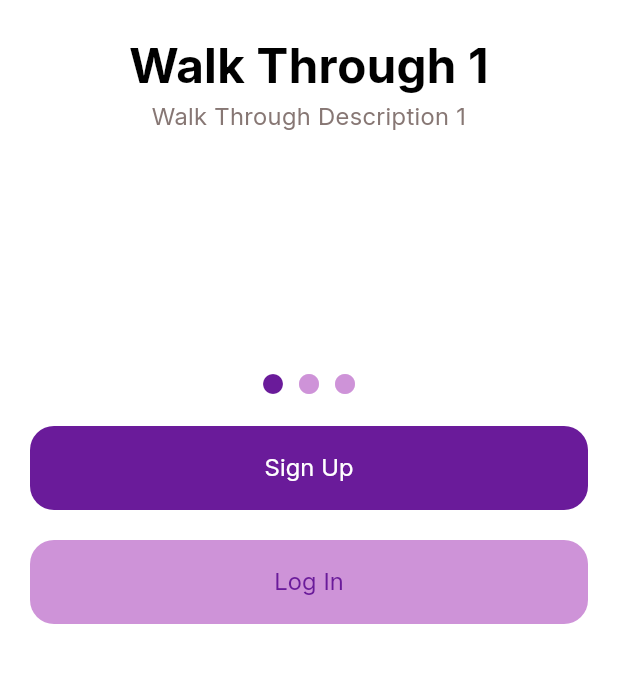
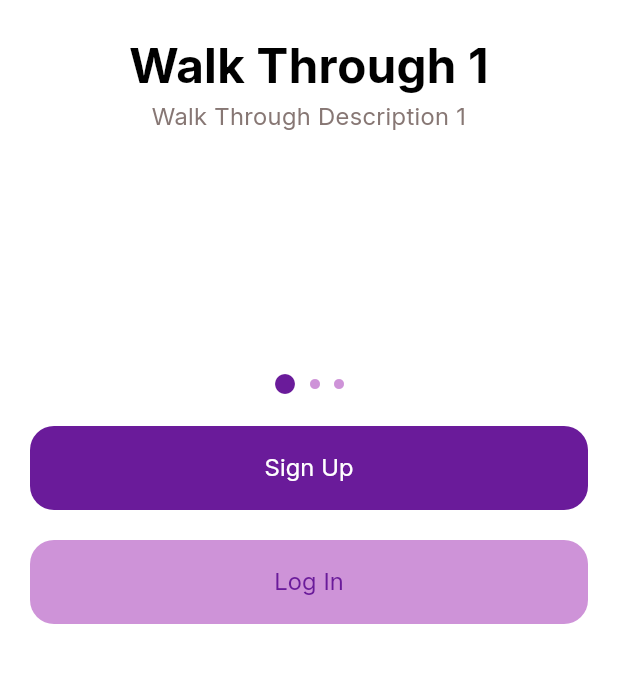
Before and after one commit to Alfas1511/flutter-laravel-frontend, a Flutter app: the screen it shows after launch, on a phone screen of 412 x 824 dp, the part 546-1229 px from its top. Run offline on Flutter 3.47's test engine with Material 3 defaults, Android fonts, the phone set to English and light mode, and no system bars.

Commit message:
walk_through_screen code editing, changing indicators and adding tapping functionality to changing indicators on slide images moving

```diff
--- a/lib/screens/onboarding/walk_through_screen.dart
+++ b/lib/screens/onboarding/walk_through_screen.dart
@@ -68,6 +68,7 @@
                   ],
                 );
               },
+              controller: pageController,
               itemCount: slides.length,
               onPageChanged: (index) => setState(() => currentPage = index),
             ),
@@ -78,28 +79,7 @@
             padding: EdgeInsets.all(20.0),
             child: Column(
               children: [
-                Row(
-                  mainAxisAlignment: MainAxisAlignment.center,
-                  children: [
-                    Icon(
-                      Icons.circle,
-                      size: 16,
-                      color: AppColours.primaryColour,
-                    ),
-                    const SizedBox(width: 8),
-                    Icon(
-                      Icons.circle,
-                      size: 16,
-                      color: AppColours.primaryColourLight,
-                    ),
-                    const SizedBox(width: 8),
-                    Icon(
-                      Icons.circle,
-                      size: 16,
-                      color: AppColours.primaryColourLight,
-                    ),
-                  ],
-                ),
+                indicatorWidget(),
 
                 const SizedBox(height: 20),
 
@@ -119,4 +99,37 @@
       ),
     );
   }
+
+  Widget indicatorWidget() {
+    return Row(
+      mainAxisAlignment: MainAxisAlignment.center,
+      children: [
+        // Icon(Icons.circle, size: 16, color: AppColours.primaryColour),
+        // const SizedBox(width: 8),
+        // Icon(Icons.circle, size: 16, color: AppColours.primaryColourLight),
+        // const SizedBox(width: 8),
+        // Icon(Icons.circle, size: 16, color: AppColours.primaryColourLight),
+        for (int i = 0; i < slides.length; i++) ...[
+          InkWell(
+            onTap: () => {
+              if (i != currentPage)
+                pageController.animateToPage(
+                  i,
+                  duration: const Duration(microseconds: 500),
+                  curve: Curves.easeOut,
+                ),
+            },
+            child: Icon(
+              Icons.circle,
+              size: currentPage == i ? 16 : 8,
+              color: currentPage == i
+                  ? AppColours.primaryColour
+                  : AppColours.primaryColourLight,
+            ),
+          ),
+          if (i < slides.length - 1) const SizedBox(width: 8),
+        ],
+      ],
+    );
+  }
 }
```
